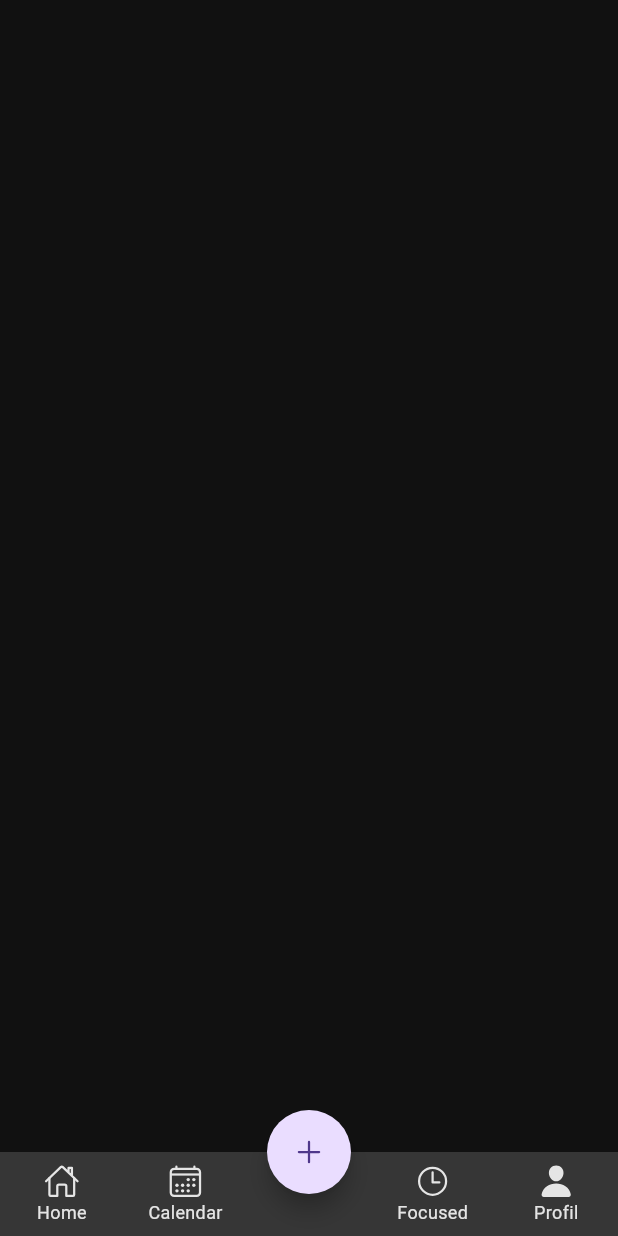
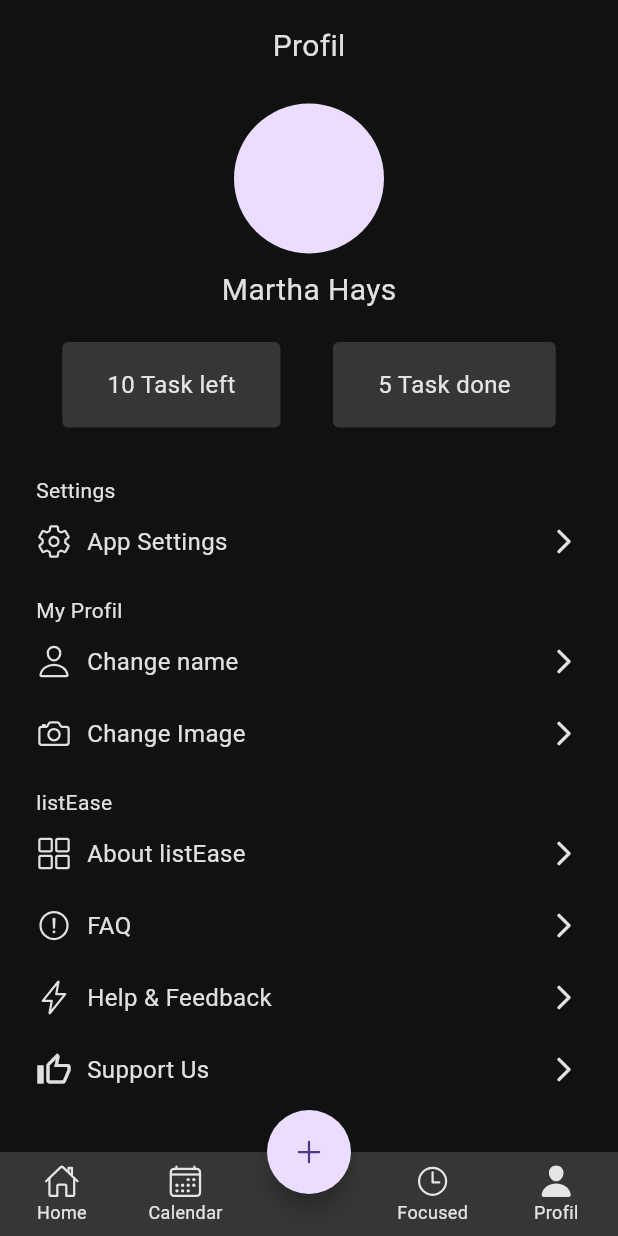
Before and after one commit to Hawarikun/listEase, a Flutter app: the screen it shows after launch, swiped to page 4, on a phone screen of 412 x 824 dp. Run offline on Flutter 3.47's test engine with Material 2 defaults, Android fonts, the phone set to English and light mode, and no system bars; our stand-ins replace circular_countdown_timer, ionicons; missing offline and left inert: calendar_agenda.

Commit message:
profil_page

```diff
--- a/lib/pages/main_page.dart
+++ b/lib/pages/main_page.dart
@@ -4,6 +4,7 @@ import 'package:list_ease/constant/colors.dart';
 import 'package:list_ease/pages/calendar_page.dart';
 import 'package:list_ease/pages/focused_page.dart';
 import 'package:list_ease/pages/home_page.dart';
+import 'package:list_ease/pages/profil_page.dart';
 
 class MainPage extends StatefulWidget {
   const MainPage({super.key});
@@ -23,7 +24,7 @@ class _MainPageState extends State<MainPage> {
       const CalendarPage(),
       // const SizedBox(),
       const FocusedPage(),
-      const SizedBox()
+      const ProfilPage()
     ];
 
     return Scaffold(
--- /dev/null
+++ b/lib/pages/profil_page.dart
@@ -0,0 +1,130 @@
+import 'package:flutter/material.dart';
+import 'package:ionicons/ionicons.dart';
+import 'package:list_ease/constant/colors.dart';
+
+class ProfilPage extends StatefulWidget {
+  const ProfilPage({super.key});
+
+  @override
+  State<ProfilPage> createState() => _ProfilPageState();
+}
+
+class _ProfilPageState extends State<ProfilPage> {
+  @override
+  Widget build(BuildContext context) {
+    return Scaffold(
+      body: SafeArea(
+        child: Padding(
+          padding: const EdgeInsets.symmetric(horizontal: 24, vertical: 16),
+          child: Column(
+            crossAxisAlignment: CrossAxisAlignment.start,
+            children: [
+              const Center(
+                child: Text(
+                  "Profil",
+                  style:
+                      TextStyle(fontSize: 20, color: ColorApp.primaryTextColor),
+                ),
+              ),
+              const SizedBox(height: 24),
+              const Center(
+                child: CircleAvatar(
+                  maxRadius: 50,
+                ),
+              ),
+              const SizedBox(height: 10),
+              const Center(
+                child: Text(
+                  "Martha Hays",
+                  style:
+                      TextStyle(fontSize: 20, color: ColorApp.primaryTextColor),
+                ),
+              ),
+              const SizedBox(height: 20),
+              Row(
+                mainAxisAlignment: MainAxisAlignment.spaceAround,
+                children: [
+                  containerTask("10 Task left"),
+                  containerTask("5 Task done")
+                ],
+              ),
+              const SizedBox(height: 32),
+              const Text(
+                "Settings",
+                style:
+                    TextStyle(fontSize: 14, color: ColorApp.primaryTextColor),
+              ),
+              const SizedBox(height: 4),
+              listMenu(Ionicons.settings_outline, "App Settings"),
+              const SizedBox(height: 16),
+              const Text(
+                "My Profil",
+                style:
+                    TextStyle(fontSize: 14, color: ColorApp.primaryTextColor),
+              ),
+              const SizedBox(height: 4),
+              listMenu(Ionicons.person_outline, "Change name"),
+              const SizedBox(height: 8),
+              listMenu(Ionicons.camera_outline, "Change Image"),
+              const SizedBox(height: 16),
+              const Text(
+                "listEase",
+                style:
+                    TextStyle(fontSize: 14, color: ColorApp.primaryTextColor),
+              ),
+              const SizedBox(height: 4),
+              listMenu(Ionicons.grid_outline, "About listEase"),
+              const SizedBox(height: 8),
+              listMenu(Ionicons.alert_circle_outline, "FAQ"),
+              const SizedBox(height: 8),
+              listMenu(Ionicons.flash_outline, "Help & Feedback"),
+              const SizedBox(height: 8),
+              listMenu(Icons.thumb_up_alt_outlined, "Support Us")
+            ],
+          ),
+        ),
+      ),
+    );
+  }
+}
+
+Widget containerTask(String title) {
+  return Container(
+    padding: const EdgeInsets.symmetric(horizontal: 30, vertical: 17),
+    decoration: BoxDecoration(
+        color: ColorApp.boxColor, borderRadius: BorderRadius.circular(4)),
+    child: Text(
+      title,
+      style: const TextStyle(fontSize: 16, color: ColorApp.primaryTextColor),
+    ),
+  );
+}
+
+Widget listMenu(IconData icon, String title) {
+  return Row(
+    mainAxisAlignment: MainAxisAlignment.spaceBetween,
+    children: [
+      Container(
+        padding: const EdgeInsets.symmetric(vertical: 8),
+        child: Row(
+          children: [
+            Icon(
+              icon,
+              color: ColorApp.primaryTextColor,
+            ),
+            const SizedBox(width: 10),
+            Text(
+              title,
+              style: const TextStyle(
+                  fontSize: 16, color: ColorApp.primaryTextColor),
+            )
+          ],
+        ),
+      ),
+      const Icon(
+        Ionicons.chevron_forward,
+        color: ColorApp.primaryTextColor,
+      )
+    ],
+  );
+}
```
